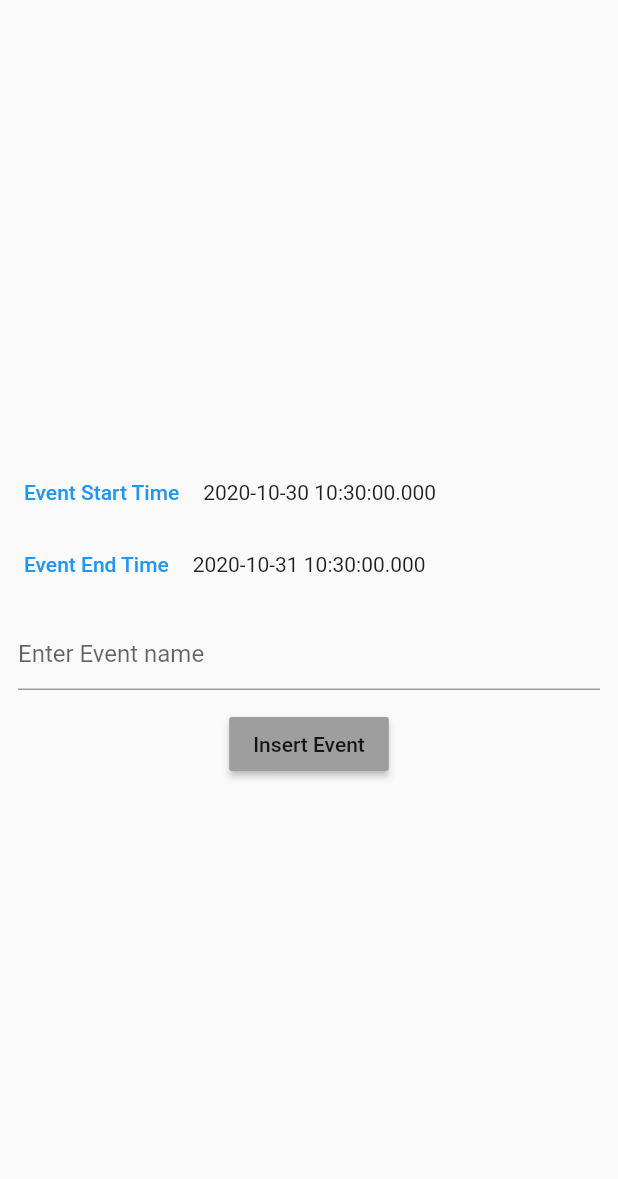
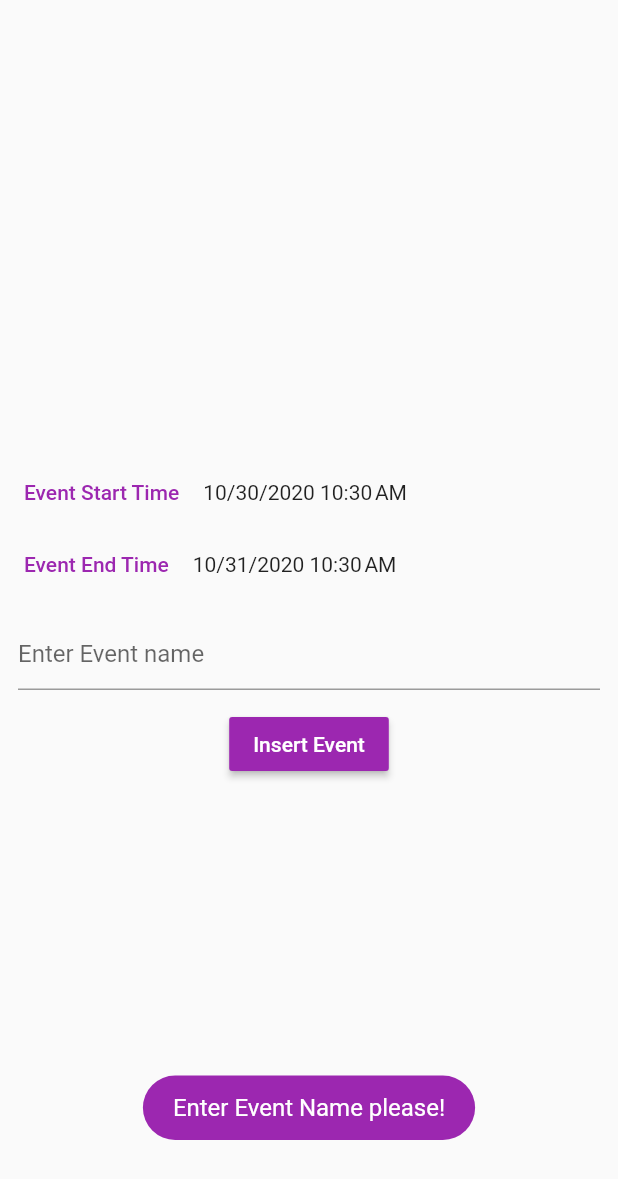
Before and after one commit to wes-gourh/FlutterEventCalendar, a Flutter app: the screen it shows after launch, after a tap on "Insert Event", on a phone screen of 412 x 824 dp. Shown: the top 1179 px of the screen. Run offline on Flutter 3.47's test engine with Material 2 defaults, Android fonts, the phone set to English and light mode, and no system bars; our stand-ins replace flutter_datetime_picker, fluttertoast, googleapis_auth; missing offline and left inert: googleapis.

Commit message:
Changed UI. Added Toast. Changed Date Format.

```diff
--- a/lib/CalendarClient.dart
+++ b/lib/CalendarClient.dart
@@ -20,11 +20,11 @@ class CalendarClient {
 
       EventDateTime start = new EventDateTime();
       start.dateTime = startTime;
-      start.timeZone = "GMT+05:00";
+      start.timeZone = "GMT+05:30";
       event.start = start;
 
       EventDateTime end = new EventDateTime();
-      end.timeZone = "GMT+05:00";
+      end.timeZone = "GMT+05:30";
       end.dateTime = endTime;
       event.end = end;
 
--- a/lib/Home.dart
+++ b/lib/Home.dart
@@ -1,5 +1,7 @@
 import 'package:flutter/material.dart';
 import 'package:flutter_datetime_picker/flutter_datetime_picker.dart';
+import 'package:fluttertoast/fluttertoast.dart';
+import 'package:intl/intl.dart';
 
 import './CalendarClient.dart';
 
@@ -13,6 +15,7 @@ class _HomeState extends State<Home> {
   DateTime startTime = DateTime.now();
   DateTime endTime = DateTime.now().add(Duration(days: 1));
   TextEditingController _eventName = TextEditingController();
+  DateTime selectedDate;
 
   _body(BuildContext context) {
     return Center(
@@ -23,44 +26,66 @@ class _HomeState extends State<Home> {
             children: <Widget>[
               FlatButton(
                 onPressed: () {
-                    DatePicker.showDateTimePicker(context,
+                  DatePicker.showDateTimePicker(
+                    context,
                     showTitleActions: true,
                     minTime: DateTime(2019, 3, 5),
-                        maxTime: DateTime(2200, 6, 7), onChanged: (date) {
+                    maxTime: DateTime(2200, 6, 7),
+                    onChanged: (date) {
                       print('change $date');
-                    }, onConfirm: (date) {
-                      setState(() {
+                    },
+                    onConfirm: (date) {
+                      setState(
+                        () {
                           this.startTime = date;
-                      });
-                    }, currentTime: DateTime.now(), locale: LocaleType.en);
+                        },
+                      );
+                    },
+                    // currentTime: DateTime.now(),
+                    // locale: LocaleType.en,
+                  );
                 },
                 child: Text(
                   'Event Start Time',
-                    style: TextStyle(color: Colors.blue),
-                  )),
-              Text('$startTime'),
+                  style: TextStyle(
+                    color: Theme.of(context).primaryColor,
+                  ),
+                ),
+              ),
+              Text('${DateFormat.yMd().add_jm().format(startTime)}'),
             ],
           ),
           Row(
             children: <Widget>[
               FlatButton(
                 onPressed: () {
-                    DatePicker.showDateTimePicker(context,
+                  DatePicker.showDateTimePicker(
+                    context,
                     showTitleActions: true,
                     minTime: DateTime(2019, 3, 5),
-                        maxTime: DateTime(2200, 6, 7), onChanged: (date) {
+                    maxTime: DateTime(2200, 6, 7),
+                    onChanged: (date) {
                       print('change $date');
-                    }, onConfirm: (date) {
+                    },
+                    onConfirm: (date) {
                       setState(() {
                         this.endTime = date;
                       });
-                    }, currentTime: DateTime.now(), locale: LocaleType.en);
+                    },
+                    currentTime: DateTime.now(),
+                    locale: LocaleType.en,
+                  );
                 },
                 child: Text(
                   'Event End Time',
-                    style: TextStyle(color: Colors.blue),
-                  )),
-              Text('$endTime'),
+                  style: TextStyle(
+                    color: Theme.of(context).primaryColor,
+                  ),
+                ),
+              ),
+              Text(
+                '${DateFormat.yMd().add_jm().format(endTime)}',
+              ),
             ],
           ),
           Padding(
@@ -74,8 +99,20 @@ class _HomeState extends State<Home> {
               child: Text(
                 'Insert Event',
               ),
-              color: Colors.grey,
+              color: Theme.of(context).primaryColor,
+              textColor: Colors.white,
               onPressed: () {
+                print("Event :" + _eventName.text);
+                _eventName.text == null || _eventName.text == ''
+                    ? Fluttertoast.showToast(
+                        msg: "Enter Event Name please!",
+                        toastLength: Toast.LENGTH_SHORT,
+                        gravity: ToastGravity.BOTTOM,
+                        // timeInSecForIosWeb: 1,
+                        backgroundColor: Theme.of(context).primaryColor,
+                        textColor: Colors.white,
+                        fontSize: 16.0)
+                    :
                     //log('add event pressed');
                     calendarClient.insert(
                         _eventName.text,
--- a/pubspec.yaml
+++ b/pubspec.yaml
@@ -33,6 +33,8 @@ dependencies:
   url_launcher: ^5.5.0
   flutter_datetime_picker: ^1.3.8
   flutter_svg: ^0.19.1
+  intl: ^0.16.1
+  fluttertoast: ^7.1.1
 
 dev_dependencies:
   flutter_test:
```
Also changed, not shown: pubspec.lock. Lines whose indentation alone changed are shown as unchanged.
